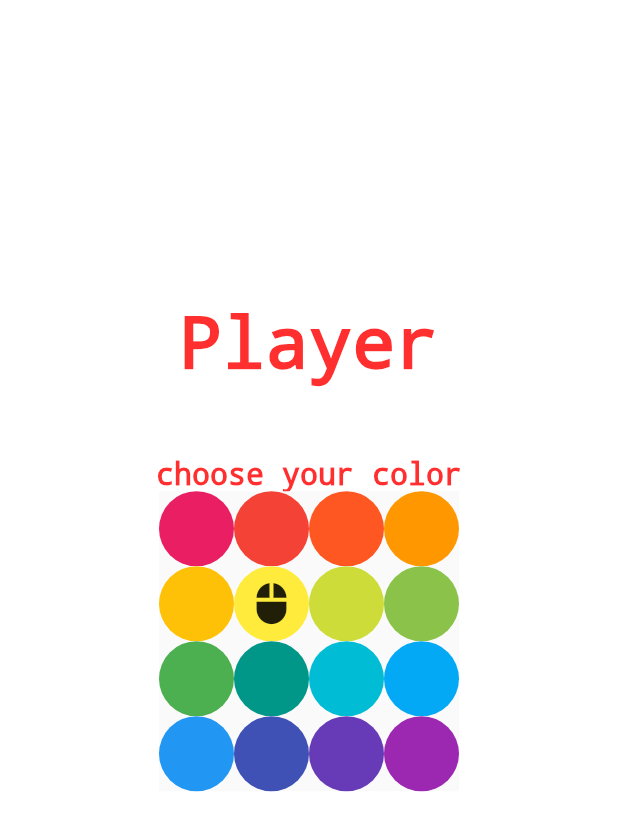
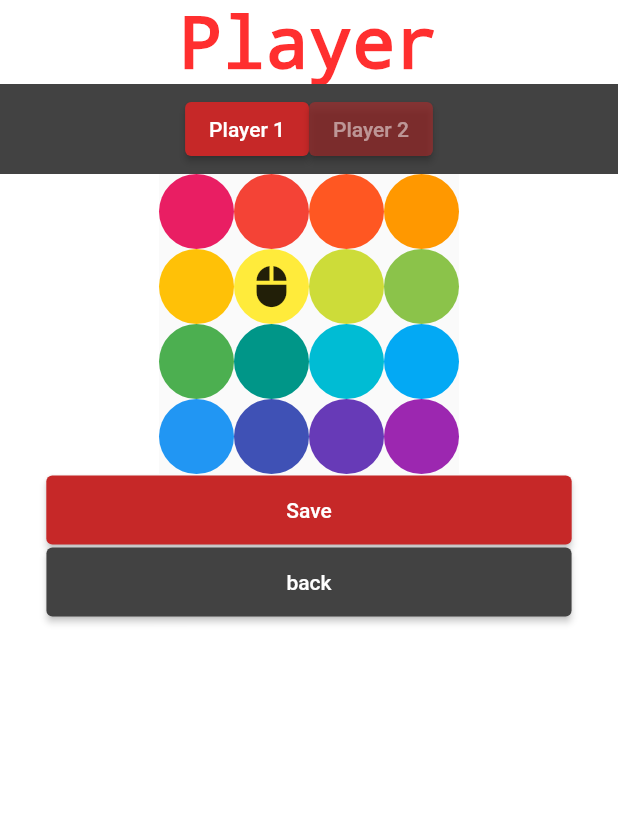
Before and after one commit to RaulitoEC/connectFourFlutter, a Flutter app: the screen it shows after launch, after a tap on "Settings", on a phone screen of 412 x 824 dp. Shown: the top 831 px of the screen. Run offline on Flutter 3.47's test engine with Material 2 defaults, Android fonts, the phone set to English and light mode, and no system bars.

Commit message:
initial styling for settings screen

```diff
--- a/lib/components/Chips.dart
+++ b/lib/components/Chips.dart
@@ -16,10 +16,7 @@ class _ColorChip extends State<ColorChip> {
   Color color;
   Widget child;
 
-  _ColorChip(color, child) {
-    this.color = color;
-    this.child = child; // == null ? null : child;
-  }
+  _ColorChip(this.color, this.child);
 
   @override
   Widget build(BuildContext context) {
--- a/lib/screens/settings/ColorChartPicker.dart
+++ b/lib/screens/settings/ColorChartPicker.dart
@@ -48,6 +48,7 @@ class _ColorChartPicker extends State<ColorChartPicker> {
       rows.add(
         Row(
           mainAxisAlignment: MainAxisAlignment.center, // Center Row contents horizontally,
+          // crossAxisAlignment: CrossAxisAlignment.stretch,
           children: rowItems.toList()
         )
       );
@@ -61,9 +62,13 @@ class _ColorChartPicker extends State<ColorChartPicker> {
       mainAxisAlignment: MainAxisAlignment.center,
       children: <Widget>[
         Column(children: buildRows(),),
-        FlatButton(
+        ElevatedButton(
           onPressed: () { savePlayerColor(selectedColor); },
-          child: Text("Save", style: TextStyle(color: Colors.white))
+          child: Text("Save", style: TextStyle(color: Colors.white)),
+          style: ButtonStyle(
+            backgroundColor: MaterialStateProperty.all<Color>(Colors.red[800]),
+            padding: MaterialStateProperty.all<EdgeInsetsGeometry>(EdgeInsets.fromLTRB(160, 15, 160, 15))
+          ),
         ),
       ],
     );
--- a/lib/screens/settings/SettingsScreen.dart
+++ b/lib/screens/settings/SettingsScreen.dart
@@ -18,27 +18,41 @@ class _SettingsScreen extends State<SettingsScreen> {
   @override
   Widget build(BuildContext context) {
     return Column(
+      // mainAxisAlignment: MainAxisAlignment.center,
+      children: <Widget>[
+        Text('Player', style: TextStyle(decoration: TextDecoration.none)),
+        Container(
+          height: 60,
+          color: Colors.grey[800],
+          child: Column(
             mainAxisAlignment: MainAxisAlignment.center,
             children: <Widget>[
-        Text('Player', style: TextStyle(decoration: TextDecoration.none)),
               Row(
-          mainAxisAlignment: MainAxisAlignment.center, //Center Row contents horizontally,
+                mainAxisAlignment: MainAxisAlignment.center,
                 children: <Widget>[
-            FlatButton(
+                  ElevatedButton(
                     onPressed: () {
                       setState(() { currentPlayer = 1; });
                     },
-              child: Text("Player 1", style: TextStyle(color: Colors.white))
+                    child: Text("Player 1", style: TextStyle(color: Colors.white)),
+                    style: ButtonStyle(
+                      backgroundColor: MaterialStateProperty.all<Color>(Colors.red[800])
                     ),
-            FlatButton(
+                  ),
+                  ElevatedButton(
                     onPressed: () {
                       setState(() { currentPlayer = 2; });
                     },
-              child: Text("Player 2", style: TextStyle(color: Colors.white))
+                    child: Text("Player 2", style: TextStyle(color: Colors.white.withOpacity(0.5))),
+                    style: ButtonStyle(
+                      backgroundColor: MaterialStateProperty.all<Color>(Colors.red[800].withOpacity(0.5)),
+                    ),
                   ),
                 ]
               ),
-        Text('choose your color', style: TextStyle(decoration: TextDecoration.none, fontSize: 20)),
+            ]
+          )
+        ),
         Builder(
           builder: (context) {
             return currentPlayer == 1
@@ -54,11 +68,13 @@ class _SettingsScreen extends State<SettingsScreen> {
               );
           }
         ),
-        FlatButton(
-          onPressed: () {
-            return Navigator.pushNamed(context, StartScreen.id);
-          },
-          child: Text("back", style: TextStyle(color: Colors.white))
+        ElevatedButton(
+          onPressed: () { return Navigator.pushNamed(context, StartScreen.id); },
+          child: Text("back", style: TextStyle(color: Colors.white)),
+          style: ButtonStyle(
+            backgroundColor: MaterialStateProperty.all<Color>(Colors.grey[800]),
+            padding: MaterialStateProperty.all<EdgeInsetsGeometry>(EdgeInsets.fromLTRB(160, 15, 160, 15))
+          ),
         )
       ],
     );
```
Lines whose indentation alone changed are shown as unchanged.
